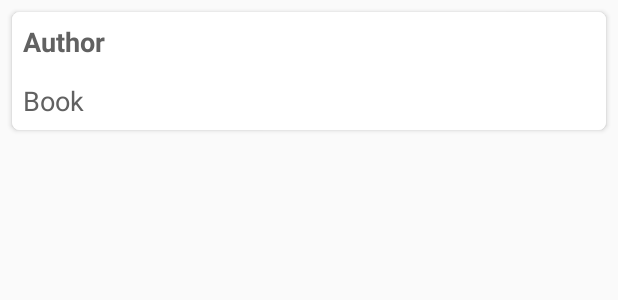
After one commit to gorkymunoz/RoomExample, an Android app: the layout list_item.xml on its own in the app's theme, with its tools: preview values and no code run, on a phone screen of 412 x 824 dp. The commit adds this screen. Shown: the top 300 px of the screen. Run offline under Robolectric (Android 15) with nearby library versions, the phone set to English and light mode, and no system bars.

Commit message:
Creación de recyclerView

```diff
--- /dev/null
+++ b/app/src/main/res/layout/list_item.xml
@@ -0,0 +1,46 @@
+<?xml version="1.0" encoding="utf-8"?>
+<androidx.cardview.widget.CardView
+    xmlns:android="http://schemas.android.com/apk/res/android"
+    xmlns:app="http://schemas.android.com/apk/res-auto"
+    android:layout_width="match_parent"
+    android:layout_height="wrap_content"
+    android:layout_marginLeft="8dp"
+    android:layout_marginRight="8dp"
+    android:layout_marginTop="8dp"
+    app:cardCornerRadius="5dp">
+
+    <LinearLayout
+        android:layout_width="match_parent"
+        android:layout_height="wrap_content"
+        android:background="@android:color/white"
+        android:orientation="horizontal">
+
+        <LinearLayout
+            android:layout_width="0dp"
+            android:layout_height="match_parent"
+            android:layout_weight="1"
+            android:orientation="vertical"
+            android:gravity="center_vertical">
+            <TextView
+                android:id="@+id/tvAuthor"
+                android:layout_width="wrap_content"
+                android:layout_height="wrap_content"
+                android:layout_margin="7dp"
+                android:text="Author"
+                android:textColor="#616161"
+                android:textSize="18sp"
+                android:textStyle="bold"/>
+            <TextView
+                android:id="@+id/tvBook"
+                android:layout_width="wrap_content"
+                android:layout_height="wrap_content"
+                android:layout_margin="7dp"
+                android:text="Book"
+                android:textColor="#616161"
+                android:textSize="18sp" />
+
+        </LinearLayout>
+
+    </LinearLayout>
+
+</androidx.cardview.widget.CardView>
```
Also changed, not shown: app/src/main/java/com/example/roomexample/MainActivity.kt (+8 -0 lines), app/src/main/java/com/example/roomexample/adapters/BookListAdapter.kt (added, +38 -0 lines), app/src/main/res/layout/content_main.xml (+9 -8 lines).
